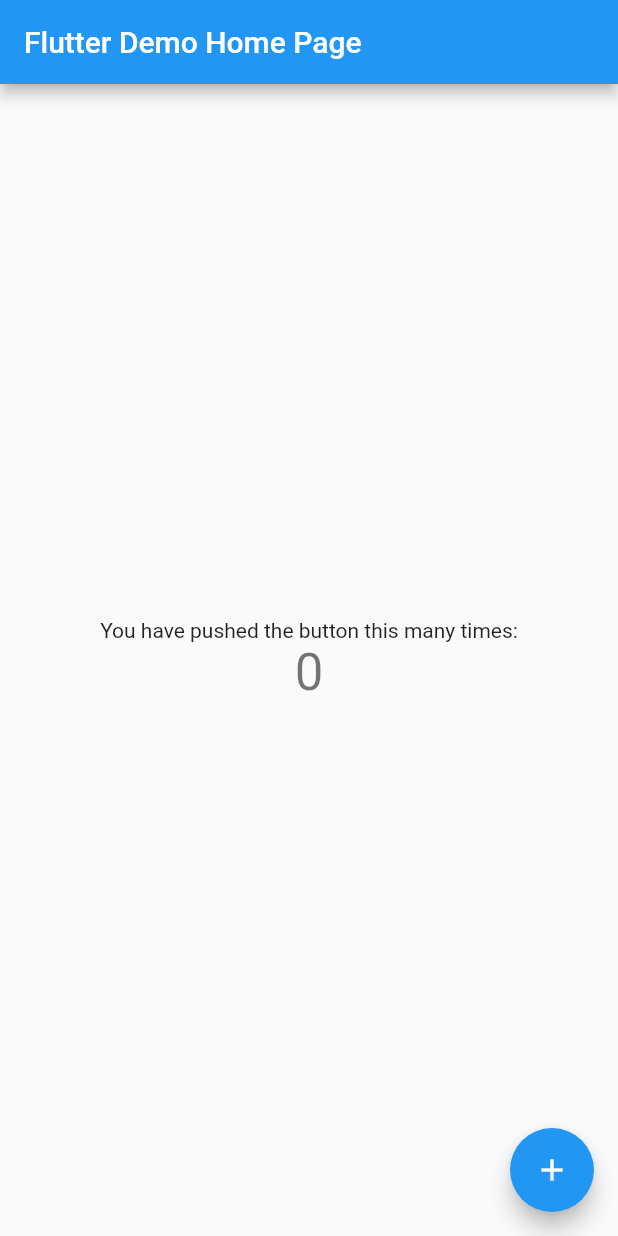
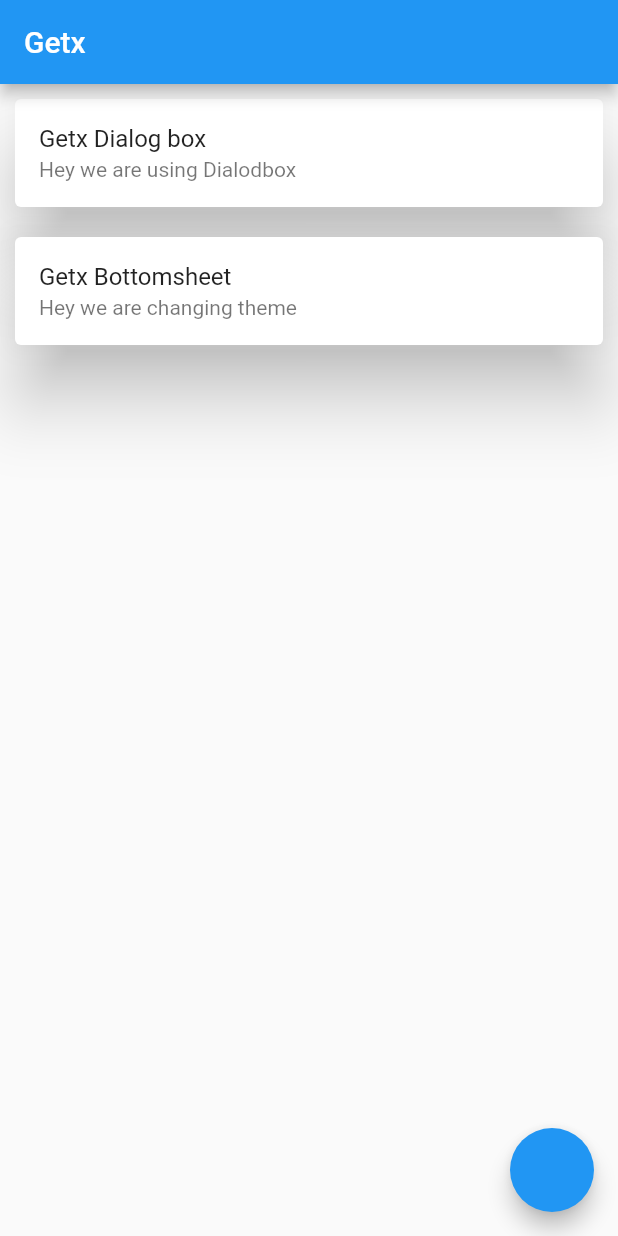
Before and after one commit to dakshpathak/getx, a Flutter app: the screen it shows after launch, on a phone screen of 412 x 824 dp. Run offline on Flutter 3.47's test engine with Material 2 defaults, Android fonts, the phone set to English and light mode, and no system bars; our stand-ins replace get.

Commit message:
initial commit

```diff
--- /dev/null
+++ b/lib/home_screen.dart
@@ -0,0 +1,86 @@
+import "package:flutter/material.dart";
+import "package:get/get.dart";
+import "package:get/get_core/src/get_main.dart";
+import "package:get/get_navigation/src/extension_navigation.dart";
+
+class HomeScreen extends StatelessWidget {
+  const HomeScreen({Key? key}) : super(key: key);
+
+  @override
+  Widget build(BuildContext context) {
+    return Scaffold(
+      appBar: AppBar(
+        title: Text("Getx"),
+      ),
+      body: Column(
+        children: [
+          Card(
+            margin: EdgeInsets.all(10),
+            elevation: 20,
+            child: ListTile(
+              title: Text("Getx Dialog box" ),
+              subtitle: Text("Hey we are using Dialodbox"),
+              onTap: () {
+                Get.defaultDialog(
+                  title: "Hello Daksh",
+                  titlePadding: EdgeInsets.all(10),
+                  middleText: "Do you wish to contimue",
+                  content: Column(
+                    children: [
+                      Text("Hii"),
+                      Text("Hii"),
+                      Text("Hii"),
+                      Text("Hii"),
+                      Text("Hii"),
+                    ],
+                  ),
+                  onConfirm: () {
+                    Get.back();
+                  },
+                  onCancel: () {},
+                  backgroundColor: Colors.greenAccent,
+
+                );
+              },
+            ),
+          ),
+          Card(
+            margin: EdgeInsets.all(10),
+            elevation: 20,
+            child: ListTile(
+              title: Text("Getx Bottomsheet"),
+              subtitle: Text("Hey we are changing theme"),
+              onTap: () {
+                Get.bottomSheet(
+                  Container(
+                    decoration: BoxDecoration(
+                      color: Colors.white,
+                      borderRadius: BorderRadius.circular(20)
+                    ),
+                    child: Column(
+                      children: [
+                        TextButton(onPressed: () {
+                          Get.changeTheme(ThemeData.light());
+                        }, child: Text("Light Theme")),
+                        TextButton(onPressed: () {
+                          Get.changeTheme(ThemeData.dark());
+                        }, child: Text("Dark Theme")),
+                      ],
+                    ),
+                  )
+                );
+              },
+            ),
+          )
+        ],
+      ),
+      floatingActionButton: FloatingActionButton(onPressed: () {
+        Get.snackbar(
+          "hello daksh",
+          "good morning",
+          snackPosition: SnackPosition.BOTTOM,
+        );
+      }),
+    );
+  }
+}
--- a/lib/main.dart
+++ b/lib/main.dart
@@ -1,4 +1,6 @@
 import 'package:flutter/material.dart';
+import 'package:get/get.dart';
+import 'package:getx/home_screen.dart';
 
 void main() {
   runApp(const MyApp());
@@ -10,106 +12,13 @@ class MyApp extends StatelessWidget {
   // This widget is the root of your application.
   @override
   Widget build(BuildContext context) {
-    return MaterialApp(
+    return GetMaterialApp(
       title: 'Flutter Demo',
       theme: ThemeData(
-        // This is the theme of your application.
-        //
-        // Try running your application with "flutter run". You'll see the
-        // application has a blue toolbar. Then, without quitting the app, try
-        // changing the primarySwatch below to Colors.green and then invoke
-        // "hot reload" (press "r" in the console where you ran "flutter run",
-        // or simply save your changes to "hot reload" in a Flutter IDE).
-        // Notice that the counter didn't reset back to zero; the application
-        // is not restarted.
+
         primarySwatch: Colors.blue,
       ),
-      home: const MyHomePage(title: 'Flutter Demo Home Page'),
+      home: const HomeScreen(),
     );
   }
 }
-
-class MyHomePage extends StatefulWidget {
-  const MyHomePage({super.key, required this.title});
-
-  // This widget is the home page of your application. It is stateful, meaning
-  // that it has a State object (defined below) that contains fields that affect
-  // how it looks.
-
-  // This class is the configuration for the state. It holds the values (in this
-  // case the title) provided by the parent (in this case the App widget) and
-  // used by the build method of the State. Fields in a Widget subclass are
-  // always marked "final".
-
-  final String title;
-
-  @override
-  State<MyHomePage> createState() => _MyHomePageState();
-}
-
-class _MyHomePageState extends State<MyHomePage> {
-  int _counter = 0;
-
-  void _incrementCounter() {
-    setState(() {
-      // This call to setState tells the Flutter framework that something has
-      // changed in this State, which causes it to rerun the build method below
-      // so that the display can reflect the updated values. If we changed
-      // _counter without calling setState(), then the build method would not be
-      // called again, and so nothing would appear to happen.
-      _counter++;
-    });
-  }
-
-  @override
-  Widget build(BuildContext context) {
-    // This method is rerun every time setState is called, for instance as done
-    // by the _incrementCounter method above.
-    //
-    // The Flutter framework has been optimized to make rerunning build methods
-    // fast, so that you can just rebuild anything that needs updating rather
-    // than having to individually change instances of widgets.
-    return Scaffold(
-      appBar: AppBar(
-        // Here we take the value from the MyHomePage object that was created by
-        // the App.build method, and use it to set our appbar title.
-        title: Text(widget.title),
-      ),
-      body: Center(
-        // Center is a layout widget. It takes a single child and positions it
-        // in the middle of the parent.
-        child: Column(
-          // Column is also a layout widget. It takes a list of children and
-          // arranges them vertically. By default, it sizes itself to fit its
-          // children horizontally, and tries to be as tall as its parent.
-          //
-          // Invoke "debug painting" (press "p" in the console, choose the
-          // "Toggle Debug Paint" action from the Flutter Inspector in Android
-          // Studio, or the "Toggle Debug Paint" command in Visual Studio Code)
-          // to see the wireframe for each widget.
-          //
-          // Column has various properties to control how it sizes itself and
-          // how it positions its children. Here we use mainAxisAlignment to
-          // center the children vertically; the main axis here is the vertical
-          // axis because Columns are vertical (the cross axis would be
-          // horizontal).
-          mainAxisAlignment: MainAxisAlignment.center,
-          children: <Widget>[
-            const Text(
-              'You have pushed the button this many times:',
-            ),
-            Text(
-              '$_counter',
-              style: Theme.of(context).textTheme.headlineMedium,
-            ),
-          ],
-        ),
-      ),
-      floatingActionButton: FloatingActionButton(
-        onPressed: _incrementCounter,
-        tooltip: 'Increment',
-        child: const Icon(Icons.add),
-      ), // This trailing comma makes auto-formatting nicer for build methods.
-    );
-  }
-}
--- a/pubspec.yaml
+++ b/pubspec.yaml
@@ -35,6 +35,7 @@ dependencies:
   # The following adds the Cupertino Icons font to your application.
   # Use with the CupertinoIcons class for iOS style icons.
   cupertino_icons: ^1.0.2
+  get: ^4.6.5
 
 dev_dependencies:
   flutter_test:
```
Also changed, not shown: pubspec.lock.
